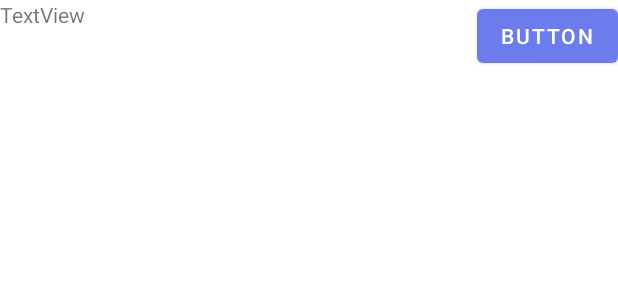
After one commit to priyankaaa532002/Kotlin-Chat-App-Firebase, an Android app: the layout from_row.xml on its own in the app's theme, with its tools: preview values and no code run, on a phone screen of 412 x 824 dp. The commit adds this screen. Shown: the top 300 px of the screen. Run offline under Robolectric (Android 15) with nearby library versions, the phone set to English and light mode, and no system bars.

Commit message:
chat_from

```diff
--- /dev/null
+++ b/ChatAppKotlin/app/src/main/res/drawable/ic_baseline_send_24.xml
@@ -0,0 +1,5 @@
+<vector android:autoMirrored="true" android:height="24dp"
+    android:tint="#FFFFFF" android:viewportHeight="24"
+    android:viewportWidth="24" android:width="24dp" xmlns:android="http://schemas.android.com/apk/res/android">
+    <path android:fillColor="@android:color/white" android:pathData="M2.01,21L23,12 2.01,3 2,10l15,2 -15,2z"/>
+</vector>
--- /dev/null
+++ b/ChatAppKotlin/app/src/main/res/layout/from_row.xml
@@ -0,0 +1,24 @@
+<?xml version="1.0" encoding="utf-8"?>
+<androidx.constraintlayout.widget.ConstraintLayout xmlns:android="http://schemas.android.com/apk/res/android"
+    xmlns:app="http://schemas.android.com/apk/res-auto"
+    xmlns:tools="http://schemas.android.com/tools"
+    android:layout_width="match_parent"
+    android:layout_height="match_parent">
+
+    <TextView
+        android:id="@+id/textView"
+        android:layout_width="0dp"
+        android:layout_height="wrap_content"
+        android:text="TextView"
+        app:layout_constraintEnd_toStartOf="@+id/button"
+        app:layout_constraintStart_toStartOf="parent"
+        app:layout_constraintTop_toTopOf="parent" />
+
+    <Button
+        android:id="@+id/button"
+        android:layout_width="wrap_content"
+        android:layout_height="wrap_content"
+        android:text="Button"
+        app:layout_constraintEnd_toEndOf="parent"
+        app:layout_constraintTop_toTopOf="parent" />
+</androidx.constraintlayout.widget.ConstraintLayout>
```
Also changed, not shown: ChatAppKotlin/app/src/main/AndroidManifest.xml (+11 -3 lines), ChatAppKotlin/app/src/main/java/com/example/chatappkotlin/ChatLogActivity.kt (added, +33 -0 lines), ChatAppKotlin/app/src/main/java/com/example/chatappkotlin/NewMessagesActivity.kt (+7 -0 lines), ChatAppKotlin/app/src/main/res/layout/activity_chat_log.xml (added, +45 -0 lines).
